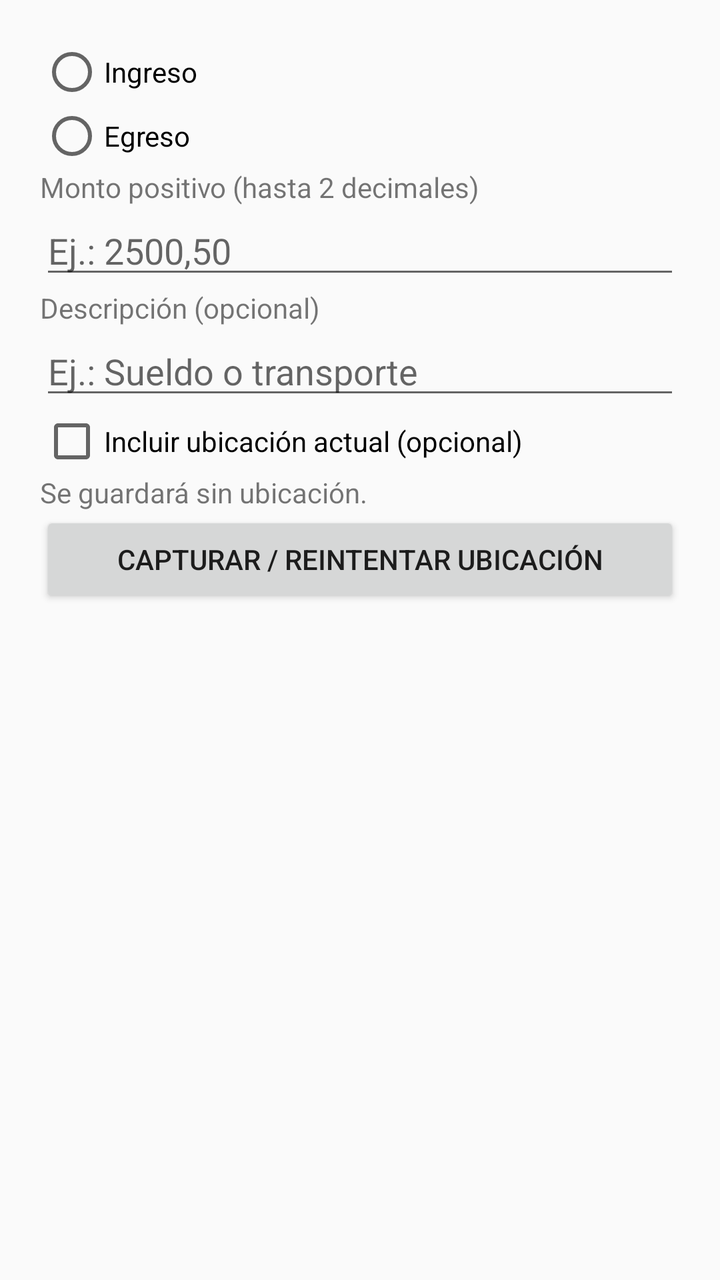
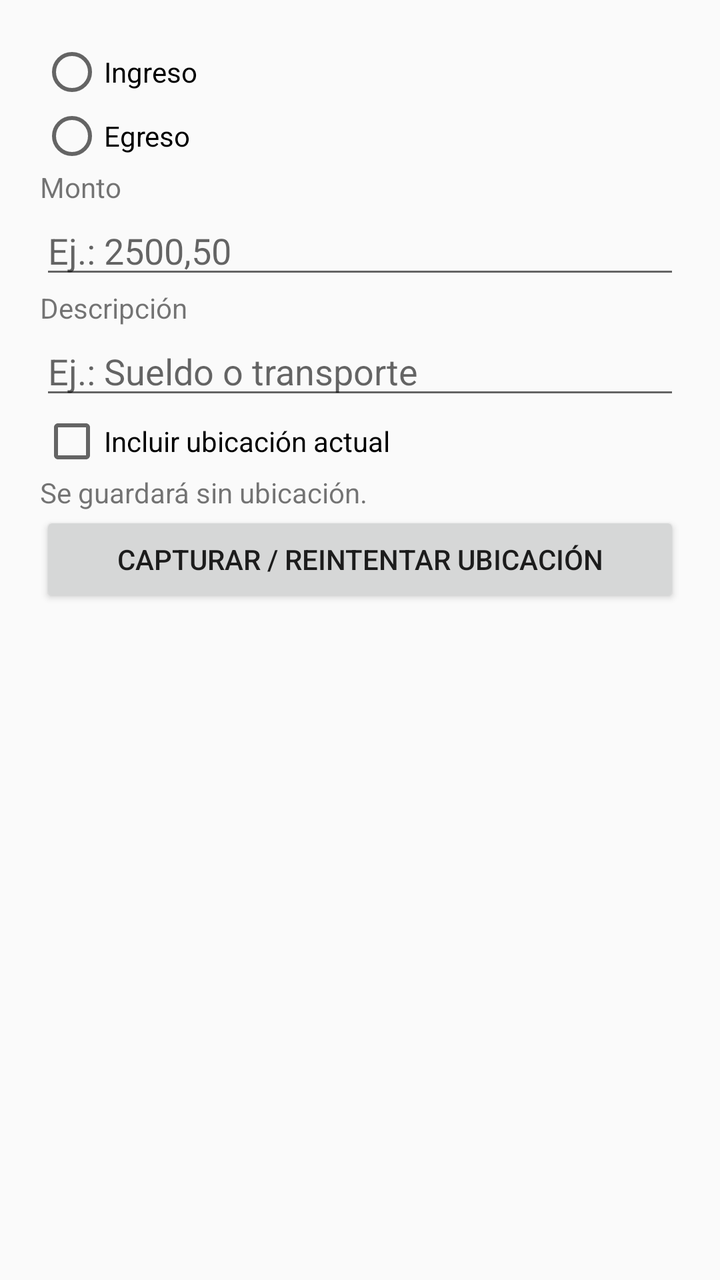

The first picture is an Android layout as it rendered before a commit; the second is the same layout after the commit. The layout source and the unified diff follow.
<!-- AndroidManifest.xml: application theme android:Theme.Material.Light.NoActionBar -->
<!-- res/layout/dialog_movimiento.xml -->
<?xml version="1.0" encoding="utf-8"?>
<ScrollView xmlns:android="http://schemas.android.com/apk/res/android" android:layout_width="match_parent" android:layout_height="wrap_content">
    <LinearLayout android:layout_width="match_parent" android:layout_height="wrap_content" android:orientation="vertical" android:padding="20dp">
        <RadioGroup android:id="@+id/tipo" android:layout_width="match_parent" android:layout_height="wrap_content">
            <RadioButton android:id="@+id/ingreso" android:layout_width="match_parent" android:layout_height="wrap_content" android:text="Ingreso" />
            <RadioButton android:id="@+id/egreso" android:layout_width="match_parent" android:layout_height="wrap_content" android:text="Egreso" />
        </RadioGroup>
        <TextView android:layout_width="match_parent" android:layout_height="wrap_content" android:text="Monto positivo (hasta 2 decimales)" android:labelFor="@+id/monto" />
        <EditText android:id="@id/monto" android:layout_width="match_parent" android:layout_height="wrap_content" android:inputType="numberDecimal|numberSigned" android:digits="0123456789.,-" android:maxLines="1" android:hint="Ej.: 2500,50" />
        <TextView android:layout_width="match_parent" android:layout_height="wrap_content" android:text="Descripción (opcional)" android:labelFor="@+id/descripcion" />
        <EditText android:id="@id/descripcion" android:layout_width="match_parent" android:layout_height="wrap_content" android:inputType="textCapSentences" android:hint="Ej.: Sueldo o transporte" />
        <CheckBox android:id="@+id/incluir_ubicacion" android:layout_width="match_parent" android:layout_height="wrap_content" android:text="Incluir ubicación actual (opcional)" />
        <TextView android:id="@+id/estado_ubicacion" android:layout_width="match_parent" android:layout_height="wrap_content" android:text="Se guardará sin ubicación." android:accessibilityLiveRegion="polite" />
        <Button android:id="@+id/reintentar_ubicacion" android:layout_width="match_parent" android:layout_height="wrap_content" android:text="Capturar / reintentar ubicación" />
    </LinearLayout>
</ScrollView>
<!-- resources referenced by this layout -->
<resources>

</resources>

<!-- the commit's change to res/layout/dialog_movimiento.xml (unified diff, before → after) -->
@@ -5,11 +5,11 @@
             <RadioButton android:id="@+id/ingreso" android:layout_width="match_parent" android:layout_height="wrap_content" android:text="Ingreso" />
             <RadioButton android:id="@+id/egreso" android:layout_width="match_parent" android:layout_height="wrap_content" android:text="Egreso" />
         </RadioGroup>
-        <TextView android:layout_width="match_parent" android:layout_height="wrap_content" android:text="Monto positivo (hasta 2 decimales)" android:labelFor="@+id/monto" />
+        <TextView android:layout_width="match_parent" android:layout_height="wrap_content" android:text="Monto" android:labelFor="@+id/monto" />
         <EditText android:id="@id/monto" android:layout_width="match_parent" android:layout_height="wrap_content" android:inputType="numberDecimal|numberSigned" android:digits="0123456789.,-" android:maxLines="1" android:hint="Ej.: 2500,50" />
-        <TextView android:layout_width="match_parent" android:layout_height="wrap_content" android:text="Descripción (opcional)" android:labelFor="@+id/descripcion" />
+        <TextView android:layout_width="match_parent" android:layout_height="wrap_content" android:text="Descripción" android:labelFor="@+id/descripcion" />
         <EditText android:id="@id/descripcion" android:layout_width="match_parent" android:layout_height="wrap_content" android:inputType="textCapSentences" android:hint="Ej.: Sueldo o transporte" />
-        <CheckBox android:id="@+id/incluir_ubicacion" android:layout_width="match_parent" android:layout_height="wrap_content" android:text="Incluir ubicación actual (opcional)" />
+        <CheckBox android:id="@+id/incluir_ubicacion" android:layout_width="match_parent" android:layout_height="wrap_content" android:text="Incluir ubicación actual" />
         <TextView android:id="@+id/estado_ubicacion" android:layout_width="match_parent" android:layout_height="wrap_content" android:text="Se guardará sin ubicación." android:accessibilityLiveRegion="polite" />
         <Button android:id="@+id/reintentar_ubicacion" android:layout_width="match_parent" android:layout_height="wrap_content" android:text="Capturar / reintentar ubicación" />
     </LinearLayout>
